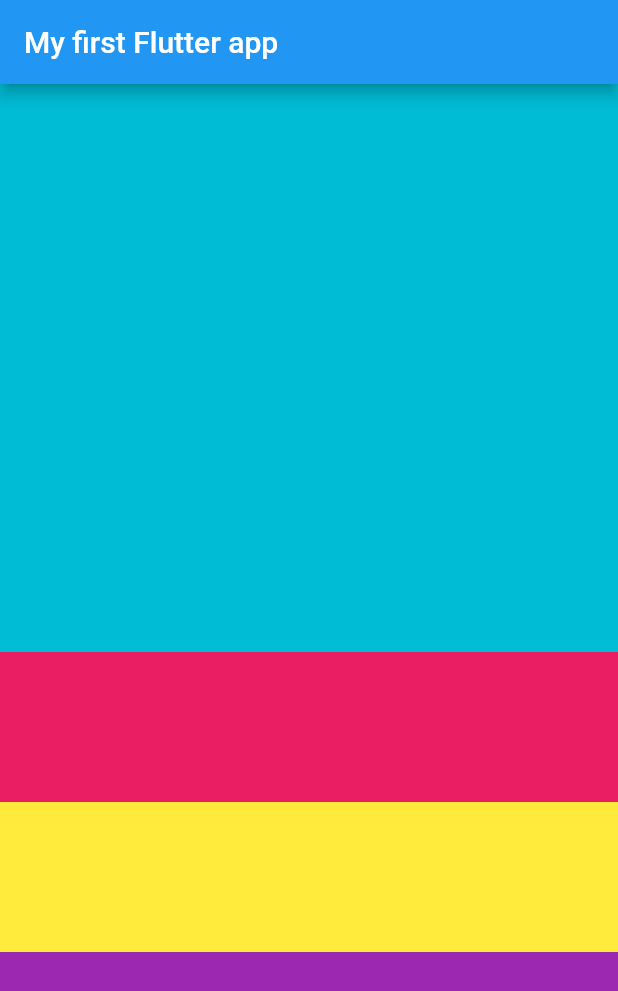
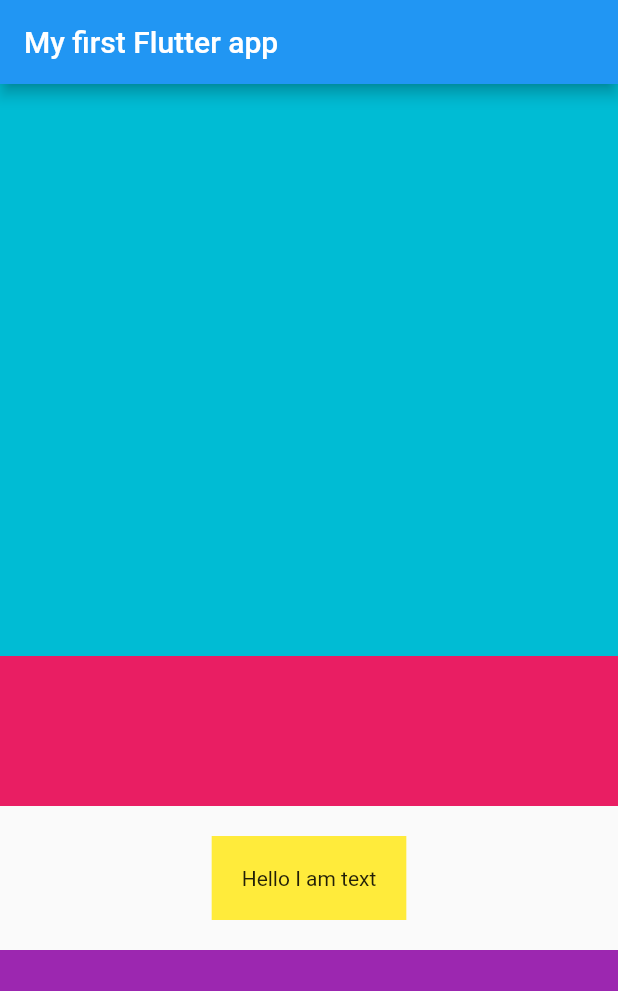
Before and after one commit to Spider-Calvin/MyFirst-Flutter-App, a Flutter app: the screen it shows after launch, on a phone screen of 412 x 824 dp. Shown: the top 991 px of the screen. Run offline on Flutter 3.47's test engine with Material 2 defaults, Android fonts, the phone set to English and light mode, and no system bars; missing offline and left inert: dart:ffi.

Commit message:
Padding and margin, padding is a widget where as margin can only be added to containers

```diff
--- a/lib/main.dart
+++ b/lib/main.dart
@@ -46,8 +46,9 @@ class MyHomePage extends StatelessWidget {
                 color:Colors.pink
             ),
             Container(
-                height:100,
-                color:Colors.yellow
+              margin: EdgeInsets.all(20),
+                color:Colors.yellow,
+                child: const Padding( padding:EdgeInsets.all(20),child: Text("Hello I am text"))
             ),
             Expanded(
               child: Container(
```
